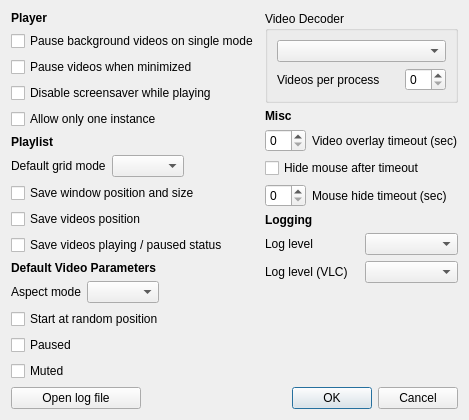
Above: resources/ui/settings_dialog.ui from vzhd1701/gridplayer before the change. Below: the same form after it.
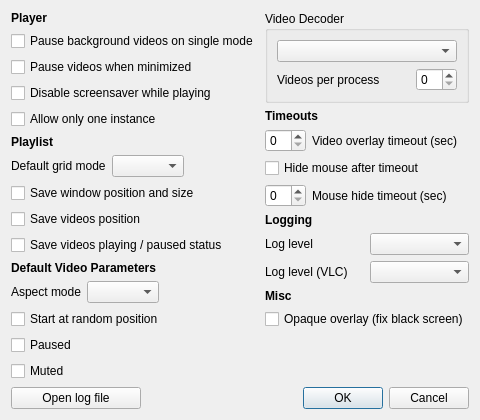
That is the form after the change.

Commit message: fix: add KDE black screen bug fix setting

Patch:
```diff
--- a/resources/ui/settings_dialog.ui
+++ b/resources/ui/settings_dialog.ui
@@ -7,7 +7,7 @@
     <x>0</x>
     <y>0</y>
     <width>435</width>
-    <height>385</height>
+    <height>409</height>
    </rect>
   </property>
   <property name="windowTitle">
@@ -200,7 +200,7 @@
       </layout>
      </item>
      <item>
-      <layout class="QVBoxLayout" name="lay_right_column" stretch="0,0,0,0,0,0,0,0,0">
+      <layout class="QVBoxLayout" name="lay_right_column" stretch="0,0,0,0,0,0,0,0,0,0,0">
        <item>
         <widget class="QGroupBox" name="playerVideoDriverBox">
          <property name="title">
@@ -228,7 +228,7 @@
         </widget>
        </item>
        <item>
-        <widget class="QLabel" name="section_misc">
+        <widget class="QLabel" name="section_timeouts">
          <property name="font">
           <font>
            <weight>75</weight>
@@ -236,7 +236,7 @@
           </font>
          </property>
          <property name="text">
-          <string>Misc</string>
+          <string>Timeouts</string>
          </property>
         </widget>
        </item>
@@ -316,6 +316,26 @@
          </item>
         </layout>
        </item>
+       <item>
+        <widget class="QLabel" name="section_misc">
+         <property name="font">
+          <font>
+           <weight>75</weight>
+           <bold>true</bold>
+          </font>
+         </property>
+         <property name="text">
+          <string>Misc</string>
+         </property>
+        </widget>
+       </item>
+       <item>
+        <widget class="QCheckBox" name="miscOpaqueHWOverlay">
+         <property name="text">
+          <string>Opaque overlay (fix black screen)</string>
+         </property>
+        </widget>
+       </item>
        <item>
         <spacer name="verticalSpacer_2">
          <property name="orientation">
```
Left out of the diff: 14 changed lines with no effect on the pictures. The commit also changes 4 other files.
